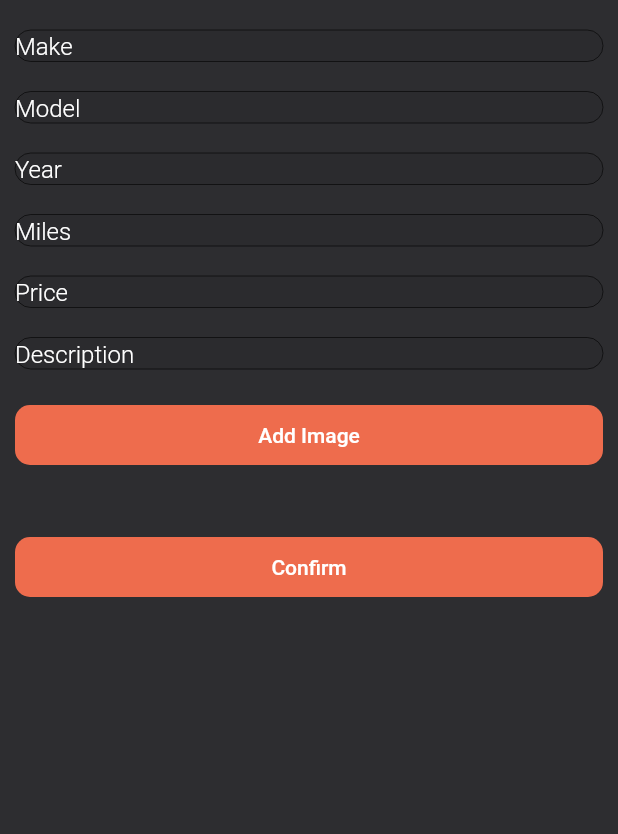
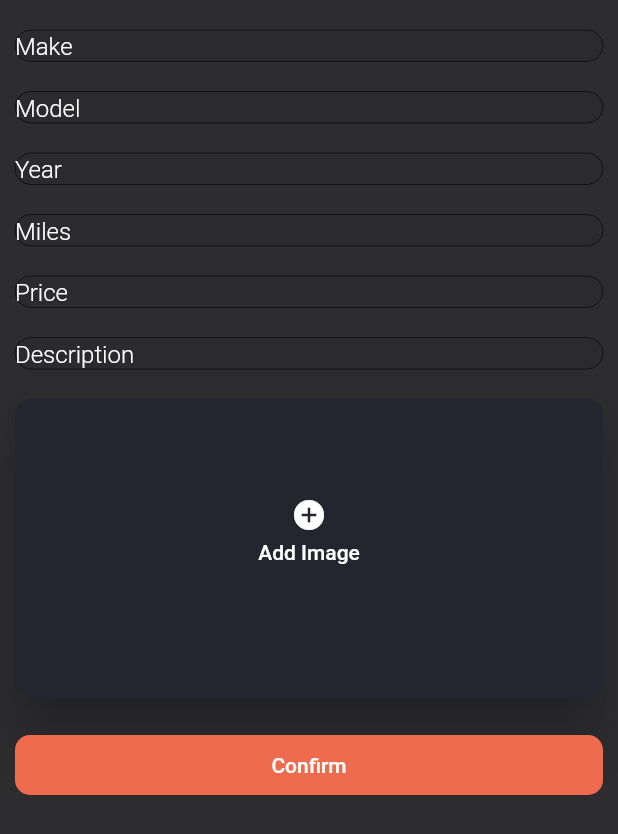
Before and after one commit to domtom1126/stick_testing, a Flutter app: the Post screen opened directly, scrolled down 56 dp, after a tap on "Add Image", on a phone screen of 412 x 824 dp. Shown: the top 834 px of the screen. Run offline on Flutter 3.47's test engine with Material 2 defaults, Android fonts, the phone set to English and light mode, and no system bars; our stand-ins replace bloc, cached_network_image, carousel_slider, cloud_firestore, currency_text_input_formatter, firebase_auth and 9 more; missing offline and left inert: find_a_stick; accounts and stored records are empty; statements that could not run were skipped.

Commit message:
changed add image button

```diff
--- a/lib/screens/post.dart
+++ b/lib/screens/post.dart
@@ -31,12 +31,13 @@ class _PostState extends State<Post> {
   final TextEditingController _priceController = TextEditingController();
   final TextEditingController _descriptionController = TextEditingController();
   final _formKey = GlobalKey<FormState>();
-  List<File>? pickedImage;
+  File? pickedImage;
   Future pickImage() async {
     final _imagePicker = ImagePicker();
-    final pickedImage = await _imagePicker.pickMultiImage();
-    final imageTemp = pickedImage!.toList();
-    setState(() => this.pickedImage = imageTemp.cast<File>());
+    final pickedImage =
+        await _imagePicker.pickImage(source: ImageSource.gallery);
+    final imageTemp = File(pickedImage!.path);
+    setState(() => this.pickedImage = imageTemp);
   }
 
   @override
@@ -146,7 +147,7 @@ class _PostState extends State<Post> {
     return Form(
       key: _formKey,
       child: ListView(
-        padding: const EdgeInsets.fromLTRB(10, 0, 10, 40),
+        padding: EdgeInsets.fromLTRB(10, 0, 10, 40),
         keyboardDismissBehavior: ScrollViewKeyboardDismissBehavior.onDrag,
         children: <Widget>[
           const SizedBox(
@@ -288,20 +289,52 @@ class _PostState extends State<Post> {
             },
           ),
           const SizedBox(height: 20),
-          ElevatedButton(
-            onPressed: pickImage,
-            child: const Text('Add Image'),
-          ),
-          const SizedBox(height: 20),
-          // pickedImage != null
-          // ? ClipRRect(
-          //     borderRadius: BorderRadius.circular(10),
-          //     child: Image.file(pickedImage!, height: 200, width: 200))
-          // : const Center(
-          //     child: Text('Select an image'),
-          //   ),
+          pickedImage != null
+              ? ClipRRect(
+                  borderRadius: BorderRadius.circular(10),
+                  child: Image.file(pickedImage!, height: 200, width: 200))
+              : SizedBox(
+                  height: 200,
+                  child: ElevatedButton(
+                    style: ElevatedButton.styleFrom(
+                        primary: HexColor('23262F'), elevation: 15),
+                    onPressed: pickImage,
+                    child: Column(
+                      children: const [
+                        SizedBox(
+                          height: 65,
+                        ),
+                        Icon(
+                          Icons.add_circle_sharp,
+                          color: Colors.white,
+                        ),
+                        SizedBox(
+                          height: 5,
+                        ),
+                        Text('Add Image'),
+                      ],
+                    ),
+                  ),
+                ),
           // * This actually works! but for now just do single image
+          // CarouselSlider.builder(
+          //   options: CarouselOptions(height: 200),
+          //   itemCount: pickedImage.length,
+          //   itemBuilder: (context, index, realIndex) {
+          //     final singleImage = pickedImage[index];
 
+          //     return Container(
+          //       margin: EdgeInsets.all(5.0),
+          //       child: ClipRRect(
+          //         borderRadius: BorderRadius.all(Radius.circular(5.0)),
+          //         child: Image.file(
+          //           singleImage!,
+          //           fit: BoxFit.cover,
+          //         ),
+          //       ),
+          //     );
+          //   },
+          // ),
           const SizedBox(height: 20),
           ElevatedButton(
               onPressed: () {
@@ -333,31 +366,13 @@ class _PostState extends State<Post> {
       child: Column(
         crossAxisAlignment: CrossAxisAlignment.start,
         children: [
-          CarouselSlider.builder(
-            options: CarouselOptions(height: 200),
-            itemCount: pickedImage?.length,
-            itemBuilder: (context, index, realIndex) {
-              final singleImage = pickedImage![index];
-
-              return Container(
-                margin: EdgeInsets.all(5.0),
-                child: ClipRRect(
-                  borderRadius: BorderRadius.all(Radius.circular(5.0)),
-                  child: Image.file(
-                    singleImage,
-                    fit: BoxFit.cover,
-                  ),
-                ),
-              );
-            },
+          ClipRRect(
+            borderRadius: BorderRadius.circular(10),
+            child: Image.asset(
+              pickedImage!.path,
+              fit: BoxFit.fitWidth,
+            ),
           ),
-          // ClipRRect(
-          //   borderRadius: BorderRadius.circular(10),
-          //   child: Image.asset(
-          //     pickedImage!.path,
-          //     fit: BoxFit.fitWidth,
-          //   ),
-          // ),
           Row(
             children: [
               Text(
@@ -432,7 +447,7 @@ class _PostState extends State<Post> {
                         price: _priceController.text,
                         // TODO Replace with email
                         description: _descriptionController.text,
-                        images: pickedImage!,
+                        image: pickedImage!,
                         dateAdded: DateTime.now().toString(),
                       );
                       await _postListing.addPost(
```
